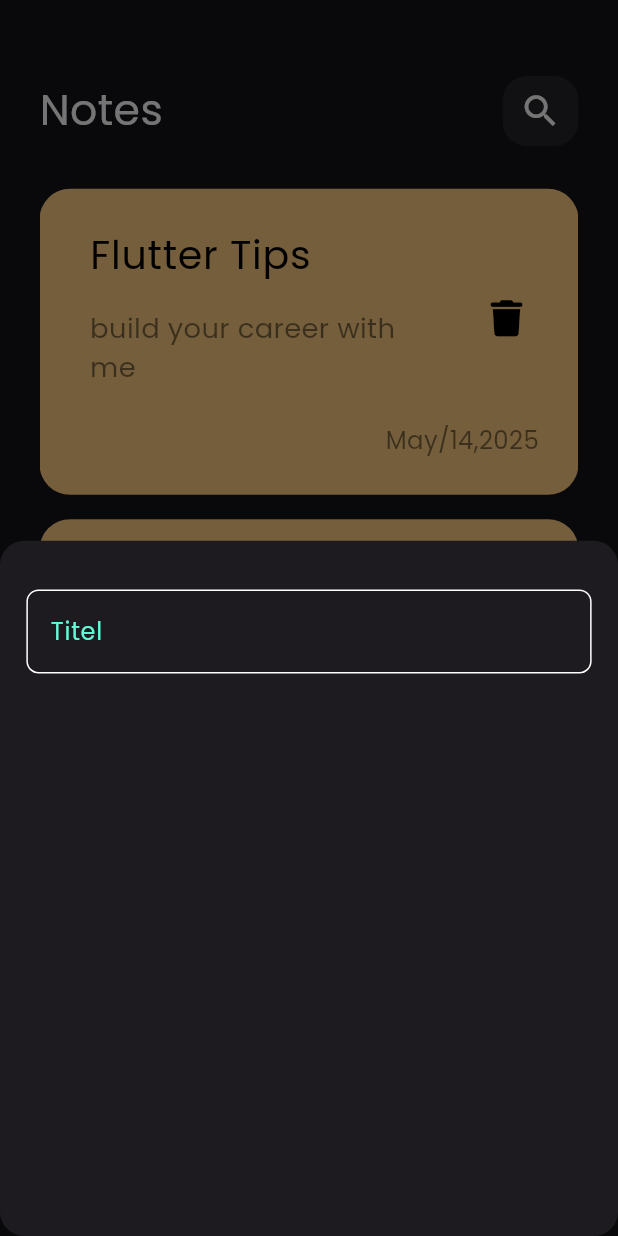
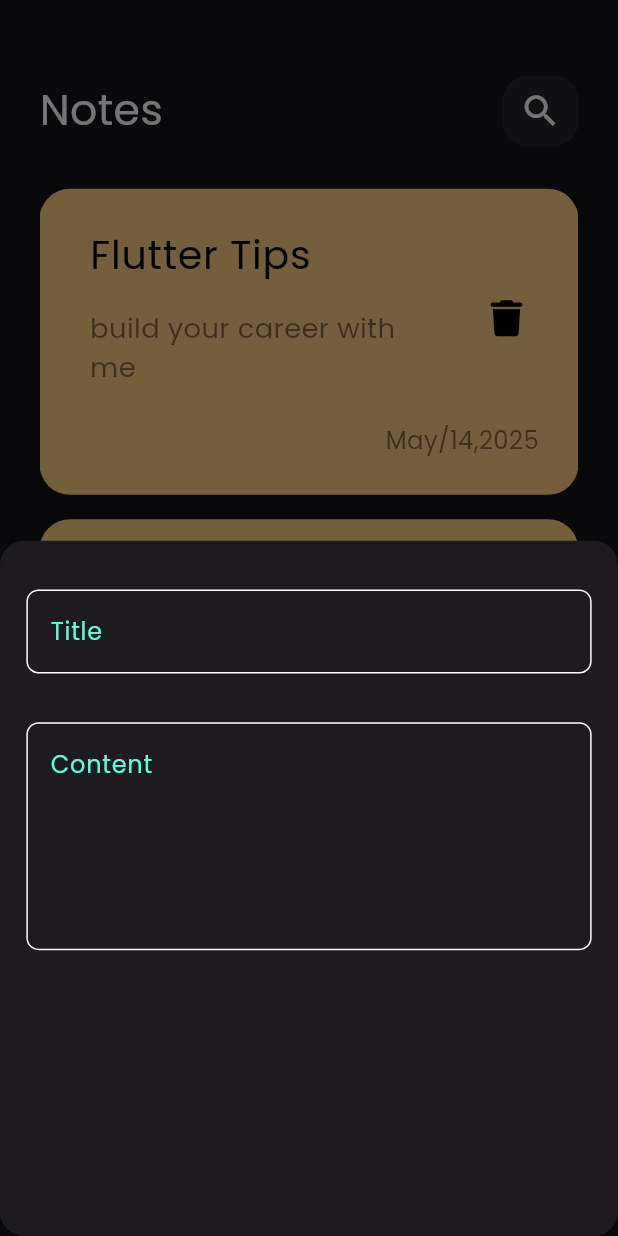
Before and after one commit to KhaledMeaz/notes_app, a Flutter app: the screen it shows after launch, after a tap on the "add" icon, on a phone screen of 412 x 824 dp. Run offline on Flutter 3.47's test engine with Material 3 defaults, Android fonts, the phone set to English and light mode, and no system bars; our stand-ins replace flutter_screenutil, font_awesome_flutter.

Commit message:
Add fieldsc to notes bottom sheet

```diff
--- a/lib/widgets/Custom_text_field.dart
+++ b/lib/widgets/Custom_text_field.dart
@@ -3,8 +3,9 @@ import 'package:flutter_screenutil/flutter_screenutil.dart';
 import 'package:notes_app/widgets/constants.dart';
 
 class CustomTextField extends StatelessWidget {
-  const CustomTextField({super.key});
-
+  const CustomTextField({super.key, required this.hintText, this.maxLines=1});
+     final String hintText;
+     final int maxLines;
   @override
   Widget build(BuildContext context) {
     return Padding(
@@ -14,8 +15,9 @@ class CustomTextField extends StatelessWidget {
           SizedBox(height: 32.h,),
            TextField(
             cursorColor: kPrimaryColor,
+            maxLines: maxLines,
             decoration: InputDecoration(
-              hintText: 'Titel',
+              hintText: hintText,
               hintStyle: const TextStyle(color: kPrimaryColor),
               border: OutLineInputBorder(),
               enabledBorder: OutLineInputBorder(),
--- a/lib/widgets/add_note_bottom_sheet.dart
+++ b/lib/widgets/add_note_bottom_sheet.dart
@@ -6,6 +6,14 @@ class AddNoteBottomSheet extends StatelessWidget {
 
   @override
   Widget build(BuildContext context) {
-    return CustomTextField();
+    return const Column(
+      children: [
+        CustomTextField(hintText: 'Title',),
+        CustomTextField(
+          hintText: 'Content',
+          maxLines: 5,
+        ),
+      ],
+    );
   }
 }
```
